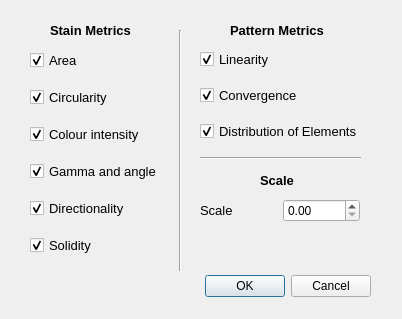
This is image processing v1/features_dialog.ui in miclairy/Automated_Bloodstain_segmentation as Qt 5 draws it before an edit. The edited form follows.
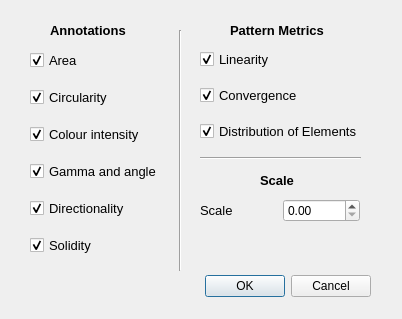
This is the edited form.

The edit to the form file:
```diff
--- a/image processing v1/features_dialog.ui
+++ b/image processing v1/features_dialog.ui
@@ -240,7 +240,7 @@
     </font>
    </property>
    <property name="text">
-    <string>Stain Metrics</string>
+    <string>Annotations</string>
    </property>
    <property name="textFormat">
     <enum>Qt::AutoText</enum>
```
